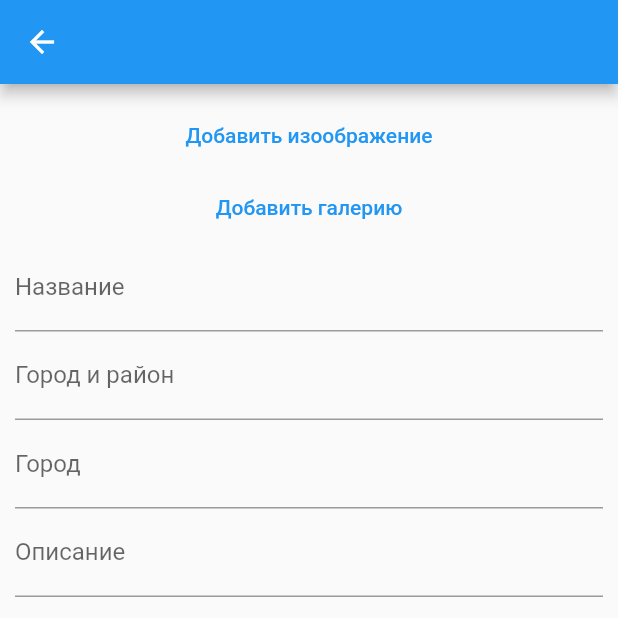
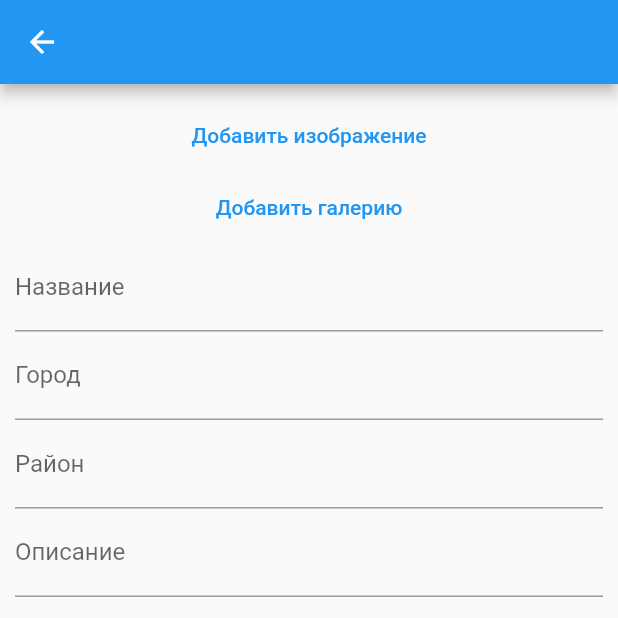
Before and after one commit to incognittoo/admin_golden_muslim, a Flutter app: the AddOtherScreen screen opened directly with empty values, on a phone screen of 412 x 824 dp, the top half of it. Run offline on Flutter 3.47's test engine with Material 2 defaults, Android fonts, the phone set to English and light mode, and no system bars; our stand-ins replace cloud_firestore, equatable, firebase_core, flutter_bloc, image_picker; accounts and stored records are empty.

Commit message:
коммит

```diff
--- a/lib/ui/screens/details/add_news_screen.dart
+++ b/lib/ui/screens/details/add_news_screen.dart
@@ -83,6 +83,7 @@ class _AddNewsScreenState extends State<AddNewsScreen> {
       ),
       body: Padding(
         padding: const EdgeInsets.all(10),
+        child: SingleChildScrollView(
           child: Column(
             children: [
               _image == null
@@ -110,7 +111,7 @@ class _AddNewsScreenState extends State<AddNewsScreen> {
                   _category = value;
                 },
                 decoration: const InputDecoration(
-                  border: UnderlineInputBorder(), labelText: 'Категорий'),
+                    border: UnderlineInputBorder(), labelText: 'Категория'),
               ),
               TextField(
                 maxLines: null,
@@ -131,6 +132,7 @@ class _AddNewsScreenState extends State<AddNewsScreen> {
             ],
           ),
         ),
+      ),
     );
   }
 }
--- a/lib/ui/screens/other/add_other_screen.dart
+++ b/lib/ui/screens/other/add_other_screen.dart
@@ -136,6 +136,7 @@ class _AddOtherScreenState extends State<AddOtherScreen> {
       ),
       body: Padding(
         padding: const EdgeInsets.all(10),
+        child: SingleChildScrollView(
           child: Column(
             children: [
               _image == null
@@ -143,7 +144,7 @@ class _AddOtherScreenState extends State<AddOtherScreen> {
                       onPressed: () {
                         getImage();
                       },
-                    child: const Text('Добавить изоображение'))
+                      child: const Text('Добавить изображение'))
                   : Image.file(
                       _image!,
                       width: MediaQuery.of(context).size.width,
@@ -181,20 +182,20 @@ class _AddOtherScreenState extends State<AddOtherScreen> {
                 decoration: const InputDecoration(
                     border: UnderlineInputBorder(), labelText: 'Название'),
               ),
+              TextFormField(
+                onChanged: (value) {
+                  _city = value;
+                },
+                decoration: const InputDecoration(
+                    border: UnderlineInputBorder(), labelText: 'Город'),
+              ),
               TextField(
                 maxLines: null,
                 onChanged: (value) {
                   _description = value;
                 },
                 decoration: const InputDecoration(
-                  border: UnderlineInputBorder(), labelText: 'Город и район'),
-            ),
-            TextFormField(
-              onChanged: (value) {
-                _city = value;
-              },
-              decoration: const InputDecoration(
-                  border: UnderlineInputBorder(), labelText: 'Город'),
+                    border: UnderlineInputBorder(), labelText: 'Район'),
               ),
               TextField(
                 maxLines: null,
@@ -224,6 +225,7 @@ class _AddOtherScreenState extends State<AddOtherScreen> {
             ],
           ),
         ),
+      ),
     );
   }
 }
--- a/pubspec.yaml
+++ b/pubspec.yaml
@@ -16,7 +16,7 @@ publish_to: "none" # Remove this line if you wish to publish to pub.dev
 # https://developer.apple.com/library/archive/documentation/General/Reference/InfoPlistKeyReference/Articles/CoreFoundationKeys.html
 # In Windows, build-name is used as the major, minor, and patch parts
 # of the product and file versions while build-number is used as the build suffix.
-version: 1.0.0+1
+version: 1.0.1+3
 
 environment:
   sdk: ">=2.19.3 <3.0.0"
```
Also changed, not shown: 51 other files. Lines whose indentation alone changed are shown as unchanged.
